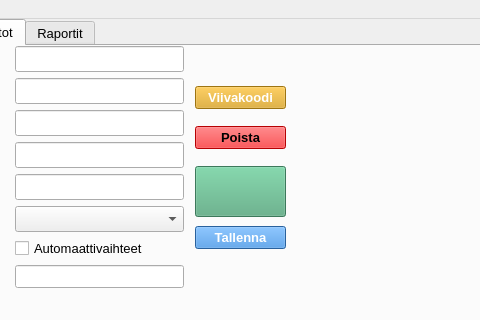
katalav/Autolainaus_hallinta, file administrative.ui: the form before one commit; both pictures show x 107 to 587 and y 0 to 320 of the 948 by 634 pixel window.
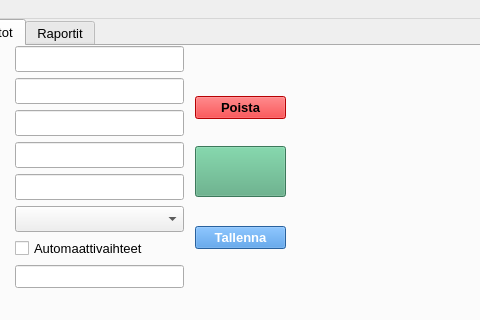
The form after the commit. The open tabs and pages were chosen to show the change. Icons and pictures are not drawn.

The edit to the form file:
```diff
--- a/administrative.ui
+++ b/administrative.ui
@@ -509,32 +509,6 @@
        <string>Tallenna</string>
       </property>
      </widget>
-     <widget class="QPushButton" name="printBarcodePushButton">
-      <property name="geometry">
-       <rect>
-        <x>300</x>
-        <y>40</y>
-        <width>91</width>
-        <height>23</height>
-       </rect>
-      </property>
-      <property name="font">
-       <font>
-        <pointsize>10</pointsize>
-        <bold>true</bold>
-       </font>
-      </property>
-      <property name="cursor">
-       <cursorShape>PointingHandCursor</cursorShape>
-      </property>
-      <property name="styleSheet">
-       <string notr="true">background-color: rgb(220, 162, 25);
-color: rgb(255, 255, 255);</string>
-      </property>
-      <property name="text">
-       <string>Viivakoodi</string>
-      </property>
-     </widget>
      <widget class="QTableWidget" name="vehicleCatalogTableWidget">
       <property name="geometry">
        <rect>
@@ -691,7 +665,7 @@
       <property name="geometry">
        <rect>
         <x>300</x>
-        <y>120</y>
+        <y>100</y>
         <width>91</width>
         <height>51</height>
        </rect>
@@ -744,7 +718,7 @@
       <property name="geometry">
        <rect>
         <x>300</x>
-        <y>80</y>
+        <y>50</y>
         <width>91</width>
         <height>23</height>
        </rect>
```
Left out of the diff: 2 changed lines with no effect on the pictures.
